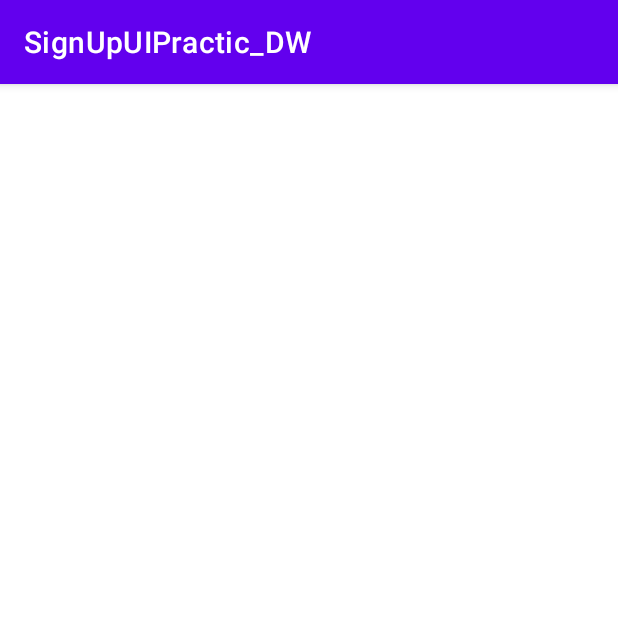
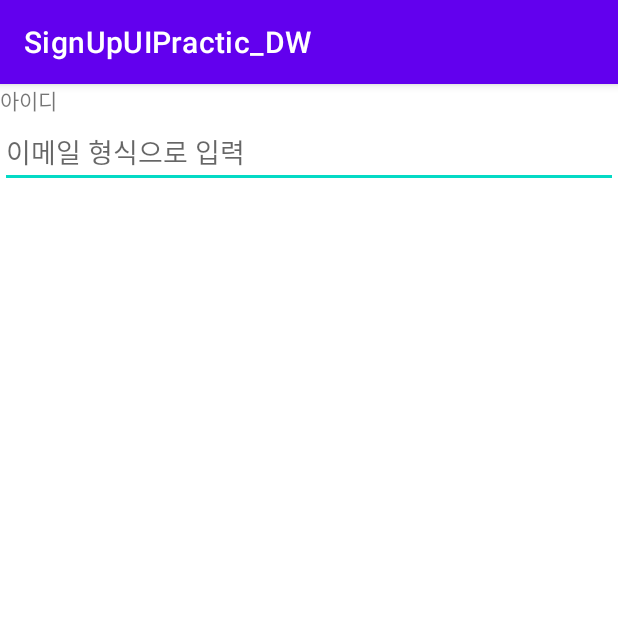
Before and after one commit to JDWdonga21/SignUpUIPractic_DW, an Android app: the screen it shows after launch (MainActivity), on a phone screen of 412 x 824 dp, the top half of it. Run offline under Robolectric (Android 15) with nearby library versions, the phone set to English and light mode, and no system bars.

Commit message:
아이디 입력 칸 생성 - hint/inputType 속성 체험

```diff
--- a/app/src/main/res/layout/activity_main.xml
+++ b/app/src/main/res/layout/activity_main.xml
@@ -7,6 +7,13 @@
     android:orientation="vertical"
     tools:context=".MainActivity">
 
-
-
+    <TextView
+        android:layout_width="wrap_content"
+        android:layout_height="wrap_content"
+        android:text="아이디"/>
+    <EditText
+        android:layout_width="match_parent"
+        android:layout_height="wrap_content"
+        android:hint="이메일 형식으로 입력"
+        android:inputType="textEmailAddress"/>
 </LinearLayout>
```
